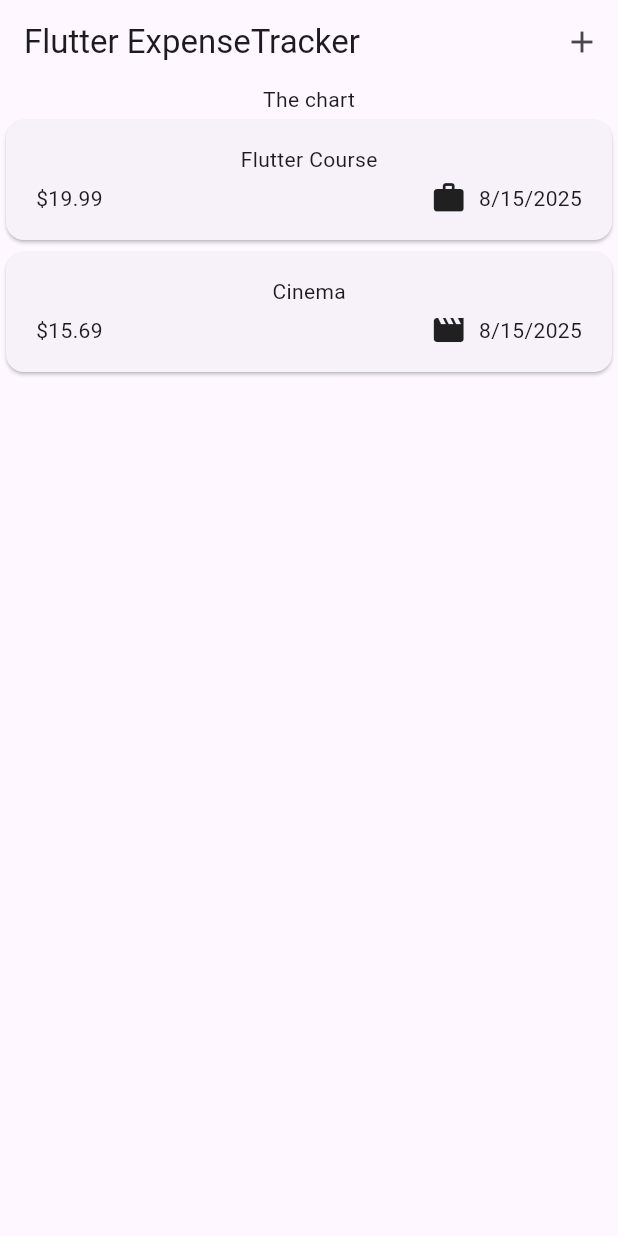
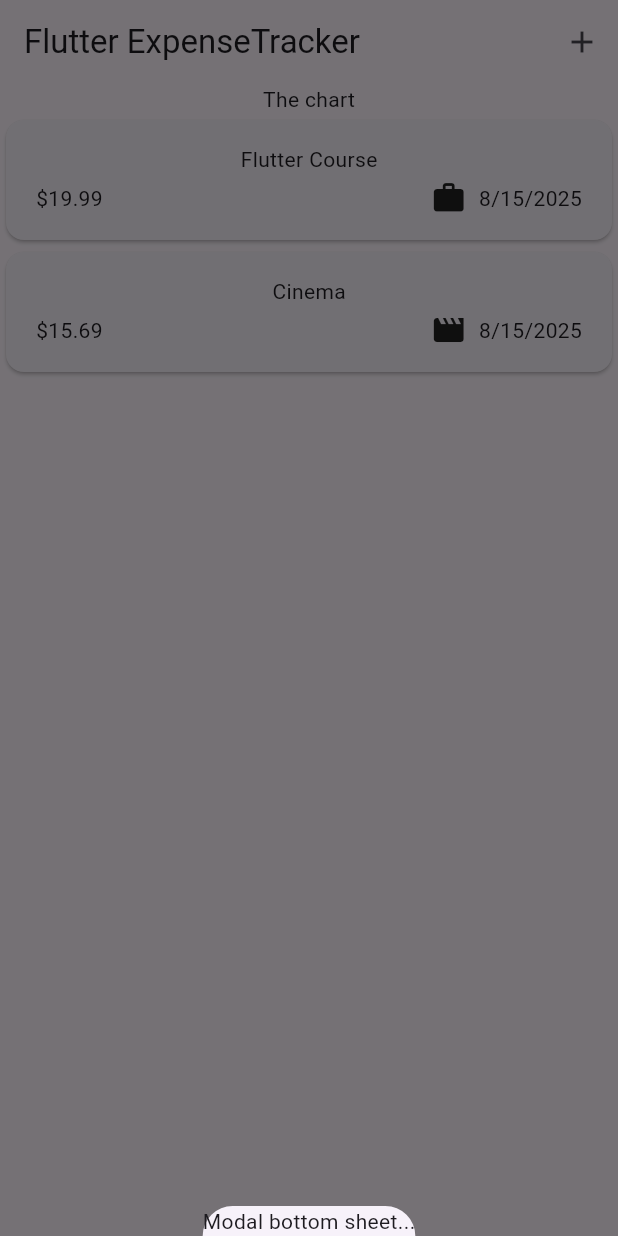
Before and after one commit to halityrd/expense_tracker, a Flutter app: the screen it shows after launch, after a tap on the "add" icon, on a phone screen of 412 x 824 dp. Run offline on Flutter 3.47's test engine with Material 3 defaults, Android fonts, the phone set to English and light mode, and no system bars.

Commit message:
Adding Modal Sheet

```diff
--- a/lib/widgets/expenses.dart
+++ b/lib/widgets/expenses.dart
@@ -27,12 +27,24 @@ class _ExpensesState extends State<Expenses> {
     ),
   ];
 
+  void _openAddExpensesOverlay() {
+    showModalBottomSheet(
+      context: context,
+      builder: (ctx) => Text('Modal bottom sheet...'),
+    );
+  }
+
   @override
   Widget build(BuildContext context) {
     return Scaffold(
       appBar: AppBar(
         title: const Text('Flutter ExpenseTracker'),
-        actions: [IconButton(onPressed: () {}, icon: const Icon(Icons.add))],
+        actions: [
+          IconButton(
+            onPressed: _openAddExpensesOverlay,
+            icon: const Icon(Icons.add),
+          ),
+        ],
       ),
       body: Column(
         children: [
```
